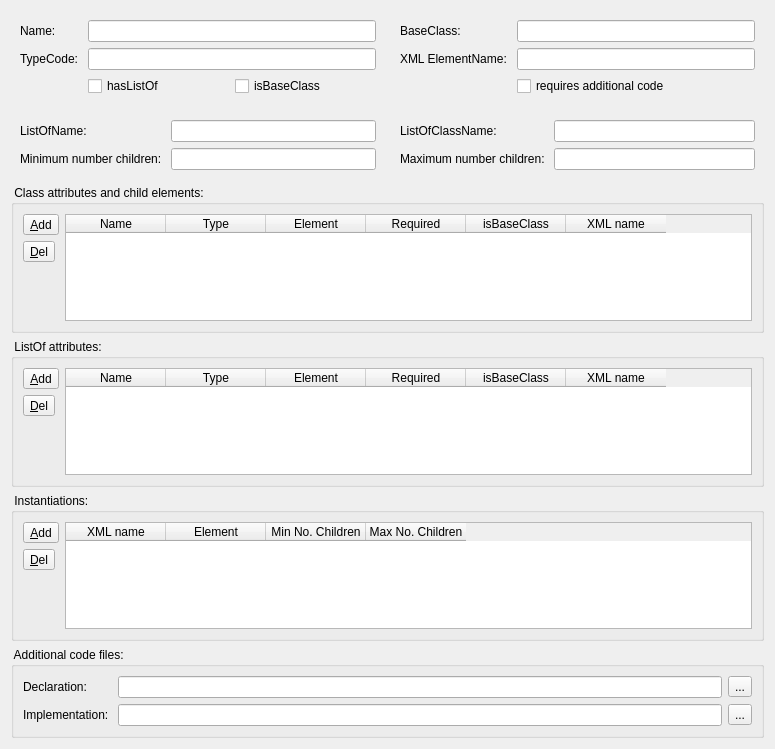
The window that ui/formdeviserclass.ui (sbmlteam/QtDeviser) describes before a commit, drawn with Qt 5.
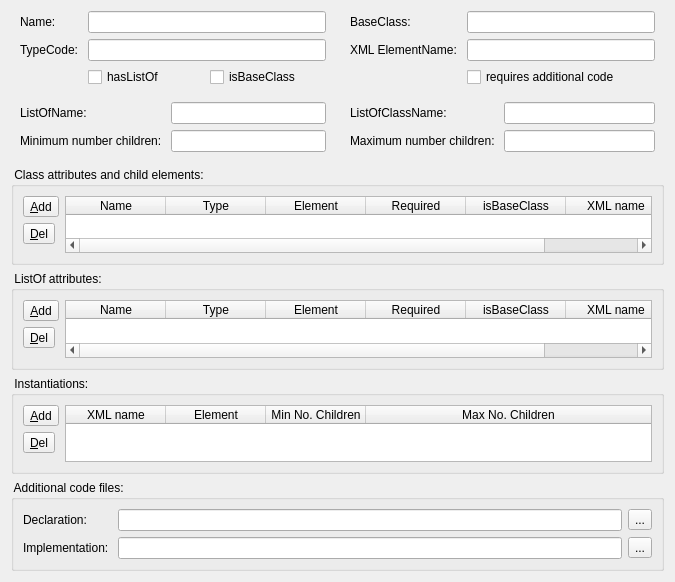
The same window after the commit. Icons and pictures are not drawn.

Patch:
```diff
--- a/ui/formdeviserclass.ui
+++ b/ui/formdeviserclass.ui
@@ -6,14 +6,23 @@
    <rect>
     <x>0</x>
     <y>0</y>
-    <width>775</width>
-    <height>749</height>
+    <width>675</width>
+    <height>582</height>
    </rect>
   </property>
+  <property name="sizePolicy">
+   <sizepolicy hsizetype="Preferred" vsizetype="Expanding">
+    <horstretch>0</horstretch>
+    <verstretch>0</verstretch>
+   </sizepolicy>
+  </property>
   <property name="windowTitle">
    <string>Form</string>
   </property>
   <layout class="QVBoxLayout" name="verticalLayout_4">
+   <property name="sizeConstraint">
+    <enum>QLayout::SetMaximumSize</enum>
+   </property>
    <item>
     <layout class="QHBoxLayout" name="horizontalLayout_8">
      <property name="spacing">
@@ -34,6 +43,9 @@
         </size>
        </property>
        <layout class="QGridLayout" name="gridLayout">
+        <property name="topMargin">
+         <number>0</number>
+        </property>
         <item row="0" column="0">
          <widget class="QLabel" name="label">
           <property name="text">
@@ -104,8 +116,17 @@
         </size>
        </property>
        <layout class="QGridLayout" name="gridLayout_2">
+        <property name="topMargin">
+         <number>0</number>
+        </property>
         <item row="0" column="0">
          <widget class="QLabel" name="label_3">
+          <property name="sizePolicy">
+           <sizepolicy hsizetype="Preferred" vsizetype="Fixed">
+            <horstretch>0</horstretch>
+            <verstretch>0</verstretch>
+           </sizepolicy>
+          </property>
           <property name="text">
            <string>BaseClass:</string>
           </property>
@@ -142,6 +163,12 @@
    </item>
    <item>
     <widget class="QWidget" name="ctrlListOf" native="true">
+     <property name="sizePolicy">
+      <sizepolicy hsizetype="Preferred" vsizetype="Fixed">
+       <horstretch>0</horstretch>
+       <verstretch>0</verstretch>
+      </sizepolicy>
+     </property>
      <layout class="QHBoxLayout" name="horizontalLayout_9">
       <property name="leftMargin">
        <number>0</number>
@@ -158,6 +185,9 @@
       <item>
        <widget class="QWidget" name="widget_3" native="true">
         <layout class="QGridLayout" name="gridLayout_3">
+         <property name="topMargin">
+          <number>0</number>
+         </property>
          <item row="0" column="0">
           <widget class="QLabel" name="label_5">
            <property name="text">
@@ -184,6 +214,9 @@
       <item>
        <widget class="QWidget" name="widget_4" native="true">
         <layout class="QGridLayout" name="gridLayout_4">
+         <property name="topMargin">
+          <number>0</number>
+         </property>
          <item row="0" column="0">
           <widget class="QLabel" name="label_7">
            <property name="text">
@@ -212,10 +245,19 @@
    </item>
    <item>
     <widget class="QGroupBox" name="grpAttributes">
+     <property name="sizePolicy">
+      <sizepolicy hsizetype="Expanding" vsizetype="Expanding">
+       <horstretch>0</horstretch>
+       <verstretch>0</verstretch>
+      </sizepolicy>
+     </property>
      <property name="title">
       <string> Class attributes and child elements: </string>
      </property>
      <layout class="QHBoxLayout" name="horizontalLayout_3">
+      <property name="sizeConstraint">
+       <enum>QLayout::SetMaximumSize</enum>
+      </property>
       <item>
        <layout class="QVBoxLayout" name="verticalLayout">
         <item>
@@ -257,6 +299,9 @@
       </item>
       <item>
        <widget class="QTableWidget" name="tblAttributes">
+        <attribute name="horizontalHeaderStretchLastSection">
+         <bool>true</bool>
+        </attribute>
         <attribute name="verticalHeaderVisible">
          <bool>false</bool>
         </attribute>
@@ -297,10 +342,19 @@
    </item>
    <item>
     <widget class="QGroupBox" name="grpListOfAttributes">
+     <property name="sizePolicy">
+      <sizepolicy hsizetype="Expanding" vsizetype="Expanding">
+       <horstretch>0</horstretch>
+       <verstretch>0</verstretch>
+      </sizepolicy>
+     </property>
      <property name="title">
       <string> ListOf attributes: </string>
      </property>
      <layout class="QHBoxLayout" name="horizontalLayout_4">
+      <property name="sizeConstraint">
+       <enum>QLayout::SetMaximumSize</enum>
+      </property>
       <item>
        <layout class="QVBoxLayout" name="verticalLayout_2">
         <item>
@@ -342,6 +396,9 @@
       </item>
       <item>
        <widget class="QTableWidget" name="tblLoAttributes">
+        <attribute name="horizontalHeaderStretchLastSection">
+         <bool>true</bool>
+        </attribute>
         <attribute name="verticalHeaderVisible">
          <bool>false</bool>
         </attribute>
@@ -382,10 +439,19 @@
    </item>
    <item>
     <widget class="QGroupBox" name="grpInstantiations">
+     <property name="sizePolicy">
+      <sizepolicy hsizetype="Expanding" vsizetype="Expanding">
+       <horstretch>0</horstretch>
+       <verstretch>0</verstretch>
+      </sizepolicy>
+     </property>
      <property name="title">
       <string> Instantiations: </string>
      </property>
      <layout class="QHBoxLayout" name="horizontalLayout_5">
+      <property name="sizeConstraint">
+       <enum>QLayout::SetMaximumSize</enum>
+      </property>
       <item>
        <layout class="QVBoxLayout" name="verticalLayout_3">
         <item>
@@ -427,6 +493,15 @@
       </item>
       <item>
        <widget class="QTableWidget" name="tblInstantiations">
+        <attribute name="horizontalHeaderCascadingSectionResizes">
+         <bool>false</bool>
+        </attribute>
+        <attribute name="horizontalHeaderShowSortIndicator" stdset="0">
+         <bool>false</bool>
+        </attribute>
+        <attribute name="horizontalHeaderStretchLastSection">
+         <bool>true</bool>
+        </attribute>
         <attribute name="verticalHeaderVisible">
          <bool>false</bool>
         </attribute>
@@ -455,21 +530,14 @@
      </layout>
     </widget>
    </item>
-   <item>
-    <spacer name="verticalSpacer_4">
-     <property name="orientation">
-      <enum>Qt::Vertical</enum>
-     </property>
-     <property name="sizeHint" stdset="0">
-      <size>
-       <width>20</width>
-       <height>40</height>
-      </size>
-     </property>
-    </spacer>
-   </item>
    <item>
     <widget class="QGroupBox" name="grpAdditional">
+     <property name="sizePolicy">
+      <sizepolicy hsizetype="Preferred" vsizetype="Fixed">
+       <horstretch>0</horstretch>
+       <verstretch>0</verstretch>
+      </sizepolicy>
+     </property>
      <property name="title">
       <string> Additional code files: </string>
      </property>
```
